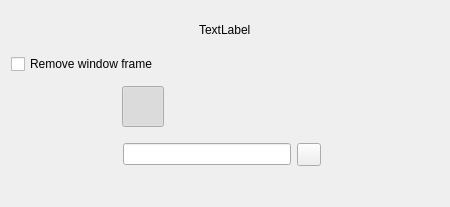
vkohaupt/vokoscreenNG, file src/cameraOne/QvkCameraOneOptions.ui: the form before one commit.
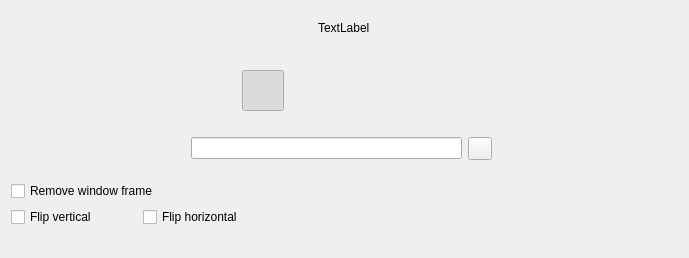
The form after the commit. Icons and pictures are not drawn.

Commit message: X11 camera window

Patch:
```diff
--- a/src/cameraOne/QvkCameraOneOptions.ui
+++ b/src/cameraOne/QvkCameraOneOptions.ui
@@ -6,8 +6,8 @@
    <rect>
     <x>0</x>
     <y>0</y>
-    <width>450</width>
-    <height>207</height>
+    <width>689</width>
+    <height>258</height>
    </rect>
   </property>
   <property name="windowTitle">
@@ -19,6 +19,9 @@
   <layout class="QVBoxLayout" name="verticalLayout">
    <item>
     <layout class="QHBoxLayout" name="horizontalLayout">
+     <property name="bottomMargin">
+      <number>20</number>
+     </property>
      <item alignment="Qt::AlignmentFlag::AlignHCenter">
       <widget class="QLabel" name="labelCameraOneOptions">
        <property name="text">
@@ -33,13 +36,13 @@
      <property name="bottomMargin">
       <number>20</number>
      </property>
-     <item row="3" column="0">
+     <item row="2" column="0">
       <layout class="QHBoxLayout" name="horizontalLayout_69" stretch="2,3,0,2">
        <property name="topMargin">
-        <number>10</number>
+        <number>20</number>
        </property>
        <property name="bottomMargin">
-        <number>10</number>
+        <number>15</number>
        </property>
        <item>
         <spacer name="horizontalSpacer_18">
@@ -99,17 +102,68 @@
        </item>
       </layout>
      </item>
-     <item row="1" column="0">
-      <widget class="QWidget" name="widget" native="true"/>
+     <item row="4" column="0">
+      <layout class="QHBoxLayout" name="horizontalLayout_12">
+       <property name="leftMargin">
+        <number>0</number>
+       </property>
+       <item>
+        <widget class="QCheckBox" name="checkBoxCameraOneMirrorVertical">
+         <property name="text">
+          <string>Flip vertical</string>
+         </property>
+        </widget>
+       </item>
+       <item>
+        <spacer name="horizontalSpacer_38">
+         <property name="orientation">
+          <enum>Qt::Orientation::Horizontal</enum>
+         </property>
+         <property name="sizeType">
+          <enum>QSizePolicy::Policy::Minimum</enum>
+         </property>
+         <property name="sizeHint" stdset="0">
+          <size>
+           <width>40</width>
+           <height>20</height>
+          </size>
+         </property>
+        </spacer>
+       </item>
+       <item>
+        <widget class="QCheckBox" name="checkBoxCameraOneMirrorHorizontal">
+         <property name="text">
+          <string>Flip horizontal</string>
+         </property>
+        </widget>
+       </item>
+       <item>
+        <spacer name="horizontalSpacer_7">
+         <property name="orientation">
+          <enum>Qt::Orientation::Horizontal</enum>
+         </property>
+         <property name="sizeHint" stdset="0">
+          <size>
+           <width>40</width>
+           <height>20</height>
+          </size>
+         </property>
+        </spacer>
+       </item>
+      </layout>
      </item>
-     <item row="2" column="0" colspan="2">
+     <item row="3" column="0">
+      <widget class="QCheckBox" name="checkBox_Frame_OnOff">
+       <property name="text">
+        <string>Remove window frame</string>
+       </property>
+      </widget>
+     </item>
+     <item row="1" column="0" colspan="2">
       <layout class="QHBoxLayout" name="horizontalLayout_65">
        <property name="spacing">
         <number>0</number>
        </property>
-       <property name="leftMargin">
-        <number>0</number>
-       </property>
        <item>
         <spacer name="horizontalSpacer_41">
          <property name="orientation">
@@ -254,13 +308,6 @@
        </item>
       </layout>
      </item>
-     <item row="0" column="0">
-      <widget class="QCheckBox" name="checkBox_Frame_OnOff">
-       <property name="text">
-        <string>Remove window frame</string>
-       </property>
-      </widget>
-     </item>
     </layout>
    </item>
   </layout>
```
The commit also changes 2 other files.
